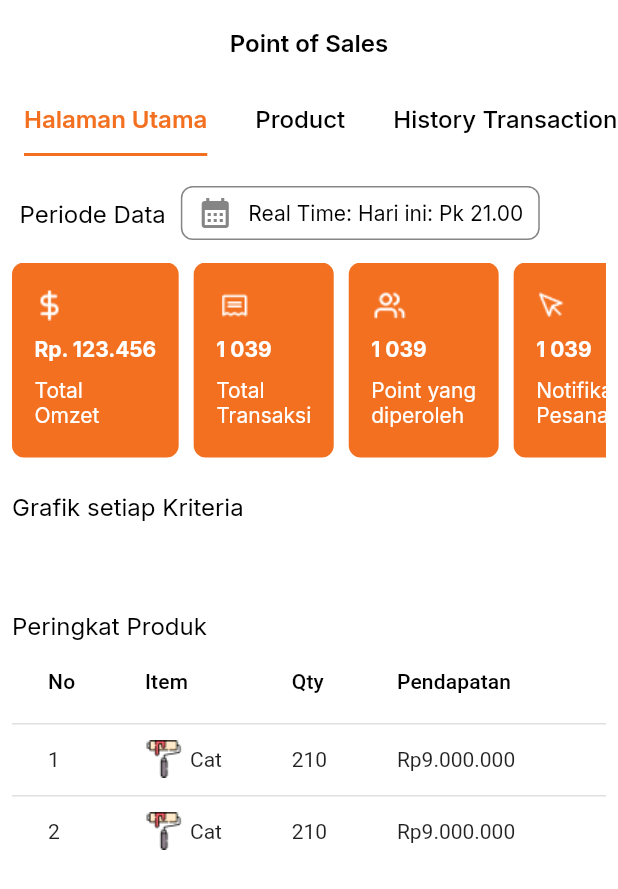
After one commit to irfanzidniofficial/flutter_kulakin_construction, a Flutter app: the PosScreen screen opened by its route, on a phone screen of 412 x 824 dp. The commit adds this screen. Shown: the top 889 px of the screen. Run offline on Flutter 3.47's test engine with Material 2 defaults, Android fonts, the phone set to English and light mode, and no system bars; our stand-ins replace animated_bottom_navigation_bar, bloc, carousel_slider, flutter_bloc, google_fonts.

Commit message:
slicing pos main screen

```diff
--- /dev/null
+++ b/lib/src/common_widget/main_list_pos_widget.dart
@@ -0,0 +1,57 @@
+// ignore_for_file: public_member_api_docs, sort_constructors_first
+import 'package:flutter/material.dart';
+
+import '../shared/theme.dart';
+
+class MainListPosWidget extends StatelessWidget {
+  const MainListPosWidget({
+    Key? key,
+    this.icon = "assets/icons/ic_dollar.png",
+    required this.title,
+    required this.label,
+  }) : super(key: key);
+
+  final String icon;
+  final String title;
+  final String label;
+
+  @override
+  Widget build(BuildContext context) {
+    return Container(
+      decoration: BoxDecoration(
+        color: orangeColor,
+        borderRadius: BorderRadius.circular(8),
+      ),
+      child: Padding(
+        padding: const EdgeInsets.symmetric(horizontal: 15, vertical: 18),
+        child: Column(
+          crossAxisAlignment: CrossAxisAlignment.start,
+          children: [
+            Image.asset(
+              icon,
+            ),
+            const SizedBox(
+              height: 10,
+            ),
+            Text(
+              title,
+              style: whiteTextStyle.copyWith(
+                fontSize: 14,
+                fontWeight: bold,
+              ),
+            ),
+            const SizedBox(
+              height: 10,
+            ),
+            Text(
+              label,
+              style: whiteTextStyle.copyWith(
+                fontSize: 14,
+              ),
+            ),
+          ],
+        ),
+      ),
+    );
+  }
+}
--- /dev/null
+++ b/lib/src/features/pos/presentation/main/pos_main_screen.dart
@@ -0,0 +1,234 @@
+import 'package:flutter/material.dart';
+
+import '../../../../common_widget/main_list_pos_widget.dart';
+import '../../../../shared/theme.dart';
+
+class PosMainScreen extends StatelessWidget {
+  const PosMainScreen({super.key});
+
+  @override
+  // void initState() {
+  //   // _tooltipBehavior = TooltipBehavior(enable: true);
+  //   // super.initState();
+  // }
+
+  // List<SalesData> data = [
+  //   SalesData('Jan', 35),
+  //   SalesData('Feb', 28),
+  //   SalesData('Mar', 34),
+  //   SalesData('Apr', 32),
+  //   SalesData('May', 40)
+  // ];
+
+  @override
+  Widget build(BuildContext context) {
+    return ListView(
+      padding: const EdgeInsets.symmetric(horizontal: 8),
+      children: [
+        const SizedBox(
+          height: 20,
+        ),
+        Row(
+          children: [
+            const SizedBox(
+              width: 5,
+            ),
+            Text(
+              "Periode Data",
+              style: blackTextStyle.copyWith(fontSize: 16),
+            ),
+            const SizedBox(
+              width: 10,
+            ),
+            Container(
+              decoration: BoxDecoration(
+                borderRadius: BorderRadius.circular(8),
+                color: Colors.white,
+                border: Border.all(
+                  color: greyColor,
+                ),
+              ),
+              child: Padding(
+                padding: const EdgeInsets.symmetric(
+                  horizontal: 10,
+                  vertical: 5,
+                ),
+                child: Row(
+                  children: [
+                    Icon(
+                      Icons.calendar_month,
+                      color: greyColor,
+                    ),
+                    const SizedBox(
+                      width: 10,
+                    ),
+                    Text(
+                      "Real Time: Hari ini: Pk 21.00",
+                      style: blackTextStyle.copyWith(),
+                    ),
+                  ],
+                ),
+              ),
+            ),
+          ],
+        ),
+        const SizedBox(
+          height: 15,
+        ),
+        SizedBox(
+          height: 130,
+          child: ListView(
+            scrollDirection: Axis.horizontal,
+            children: const [
+              MainListPosWidget(
+                icon: 'assets/icons/ic_dollar.png',
+                label: 'Total\nOmzet',
+                title: 'Rp. 123.456',
+              ),
+              SizedBox(
+                width: 10,
+              ),
+              MainListPosWidget(
+                icon: 'assets/icons/ic_list_transaction.png',
+                label: 'Total\nTransaksi',
+                title: '1 039',
+              ),
+              SizedBox(
+                width: 10,
+              ),
+              MainListPosWidget(
+                icon: 'assets/icons/ic_person.png',
+                label: 'Point yang\ndiperoleh',
+                title: '1 039',
+              ),
+              SizedBox(
+                width: 10,
+              ),
+              MainListPosWidget(
+                icon: 'assets/icons/ic_click.png',
+                label: 'Notifikasi\nPesanan',
+                title: '1 039',
+              ),
+            ],
+          ),
+        ),
+        const SizedBox(
+          height: 23,
+        ),
+        Text(
+          'Grafik setiap Kriteria',
+          style: blackTextStyle.copyWith(
+            fontSize: 16,
+          ),
+        ),
+        const SizedBox(
+          height: 30,
+        ),
+        // SizedBox(
+        //   height: 200,
+        //   child: SfCartesianChart(
+        //     primaryXAxis: CategoryAxis(),
+        //     title: ChartTitle(text: 'Penjualan'),
+        //     legend: Legend(isVisible: true),
+        //     tooltipBehavior: _tooltipBehavior,
+        //     series: <LineSeries<SalesData, String>>[
+        //       LineSeries(
+        //         dataSource: data,
+        //         xValueMapper: (SalesData sales, _) => sales.year,
+        //         yValueMapper: (SalesData sales, _) => sales.sales,
+        //         name: "Sales",
+        //         dataLabelSettings: const DataLabelSettings(isVisible: true),
+        //       ),
+        //     ],
+        //   ),
+        // ),
+        const SizedBox(
+          height: 30,
+        ),
+        Text(
+          'Peringkat Produk',
+          style: blackTextStyle.copyWith(
+            fontSize: 16,
+          ),
+        ),
+        DataTable(
+          columnSpacing: 10,
+          columns: const <DataColumn>[
+            DataColumn(
+              label: Expanded(
+                child: Text(
+                  'No',
+                ),
+              ),
+            ),
+            DataColumn(
+              label: Expanded(
+                child: Text(
+                  'Item',
+                ),
+              ),
+            ),
+            DataColumn(
+              label: Expanded(
+                child: Text(
+                  'Qty',
+                ),
+              ),
+            ),
+            DataColumn(
+              label: Expanded(
+                child: Text(
+                  'Pendapatan',
+                ),
+              ),
+            ),
+          ],
+          rows: <DataRow>[
+            DataRow(
+              cells: <DataCell>[
+                const DataCell(Text('1')),
+                DataCell(Row(
+                  children: [
+                    Image.asset(
+                      'assets/icons/ic_cat.png',
+                      width: 25,
+                    ),
+                    const SizedBox(
+                      width: 5,
+                    ),
+                    const Text(
+                      'Cat',
+                    )
+                  ],
+                )),
+                const DataCell(Text('210')),
+                const DataCell(Text('Rp9.000.000')),
+              ],
+            ),
+            DataRow(
+              cells: <DataCell>[
+                const DataCell(Text('2')),
+                DataCell(Row(
+                  children: [
+                    Image.asset(
+                      'assets/icons/ic_cat.png',
+                      width: 25,
+                    ),
+                    const SizedBox(
+                      width: 5,
+                    ),
+                    const Text(
+                      'Cat',
+                    )
+                  ],
+                )),
+                const DataCell(Text('210')),
+                const DataCell(Text('Rp9.000.000')),
+              ],
+            ),
+          ],
+        ),
+      ],
+    );
+  }
+}
--- /dev/null
+++ b/lib/src/features/pos/presentation/pos/pos_screen.dart
@@ -0,0 +1,80 @@
+import 'package:flutter/material.dart';
+import 'package:flutter_kulakin_construction/src/features/pos/presentation/history_transaction/pos_history_transaction.dart';
+import 'package:flutter_kulakin_construction/src/features/pos/presentation/main/pos_main_screen.dart';
+import 'package:flutter_kulakin_construction/src/shared/theme.dart';
+
+import '../products/pos_data_products.dart';
+
+class PosScreen extends StatefulWidget {
+  const PosScreen({super.key});
+
+  @override
+  State<PosScreen> createState() => _PosScreenState();
+}
+
+class _PosScreenState extends State<PosScreen> {
+  @override
+  void initState() {
+    super.initState();
+  }
+
+  @override
+  void dispose() {
+    super.dispose();
+  }
+
+  @override
+  Widget build(BuildContext context) {
+    return DefaultTabController(
+      length: 6,
+      child: Scaffold(
+        appBar: AppBar(
+          title: const Text("Point of Sales"),
+          centerTitle: true,
+          automaticallyImplyLeading: false,
+          bottom: TabBar(
+            labelColor: orangeColor,
+            unselectedLabelColor: blackColor,
+            isScrollable: true,
+            tabs: const [
+              Tab(
+                text: "Halaman Utama",
+              ),
+              Tab(
+                text: "Product",
+              ),
+              Tab(
+                text: "History Transaction",
+              ),
+              Tab(
+                text: "Home",
+              ),
+              Tab(
+                text: "Account",
+              ),
+              Tab(
+                text: "Alarm",
+              ),
+            ],
+          ),
+        ),
+        body: const TabBarView(
+          children: [
+            PosMainScreen(),
+            PosDataProducts(),
+            PosHistoryTransaction(),
+            Center(
+              child: Icon(Icons.alarm),
+            ),
+            Center(
+              child: Icon(Icons.home),
+            ),
+            Center(
+              child: Icon(Icons.account_circle),
+            ),
+          ],
+        ),
+      ),
+    );
+  }
+}
--- a/lib/src/routing/app_router.dart
+++ b/lib/src/routing/app_router.dart
@@ -6,7 +6,7 @@ import 'package:flutter_kulakin_construction/src/features/authentication/present
 import 'package:flutter/material.dart';
 import 'package:flutter_kulakin_construction/src/features/cart/presentation/success_transaction/success_transation_screen.dart';
 import 'package:flutter_kulakin_construction/src/features/cart/presentation/transaction/method_transaction_screen.dart';
-import 'package:flutter_kulakin_construction/src/features/pos/presentation/pos_screen.dart';
+import 'package:flutter_kulakin_construction/src/features/pos/presentation/pos/pos_screen.dart';
 import 'package:flutter_kulakin_construction/src/features/products/presentation/market_screen.dart';
 import 'package:flutter_kulakin_construction/src/routing/main_navigation.dart';
 
--- a/lib/src/routing/main_navigation.dart
+++ b/lib/src/routing/main_navigation.dart
@@ -3,7 +3,7 @@ import 'package:flutter/material.dart';
 import 'package:flutter_bloc/flutter_bloc.dart';
 import 'package:flutter_kulakin_construction/src/features/accounts/presentation/account/account_screen.dart';
 import 'package:flutter_kulakin_construction/src/features/cart/presentation/cart/cart_screen.dart';
-import 'package:flutter_kulakin_construction/src/features/pos/presentation/pos_screen.dart';
+import 'package:flutter_kulakin_construction/src/features/pos/presentation/pos/pos_screen.dart';
 import 'package:flutter_kulakin_construction/src/features/products/presentation/market_screen.dart';
 
 import '../features/home/presentation/home_screen.dart';
--- a/pubspec.yaml
+++ b/pubspec.yaml
@@ -40,6 +40,7 @@ dependencies:
   bloc: ^8.1.2
   flutter_bloc: ^8.1.3
   carousel_slider: ^4.2.1
+  syncfusion_flutter_charts: ^21.2.3
 
 dev_dependencies:
   flutter_test:
```
Also changed, not shown: lib/main.dart (+18 -0 lines), lib/src/common_widget/date_total_list_transaction_widget.dart (added, +43 -0 lines), lib/src/common_widget/list_history_transaction_widget.dart (added, +80 -0 lines), lib/src/features/accounts/presentation/edit_profile/edit_profile_screen.dart (+0 -9 lines), lib/src/features/pos/presentation/history_transaction/pos_history_transaction.dart (added, +70 -0 lines), lib/src/features/pos/presentation/pos_screen.dart (deleted, +0 -10 lines), lib/src/features/pos/presentation/products/pos_data_products.dart (added, +16 -0 lines), assets/icons/ic_click.png (added), assets/icons/ic_dollar.png (added), assets/icons/ic_list_transaction.png (added), assets/icons/ic_person.png (added), pubspec.lock.
